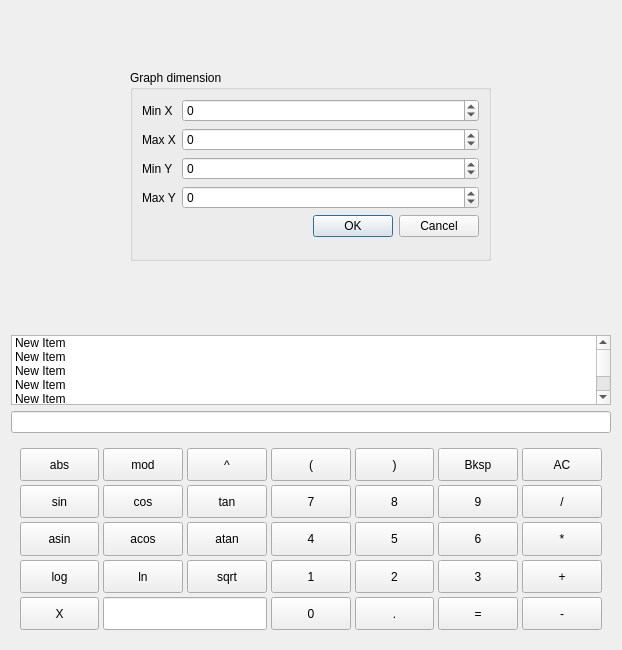
The window that src/Calc_2_0/qtgraphcalcview.ui (sg41/SmartCalc) describes before a commit, drawn with Qt 5.
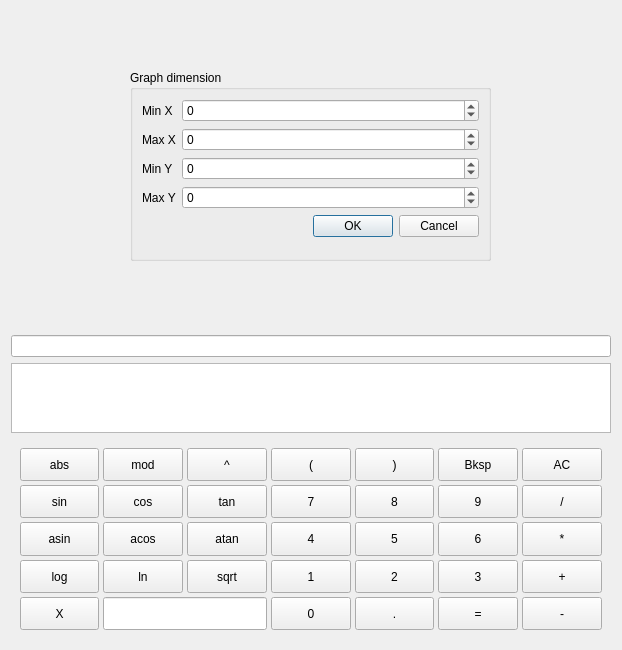
The same window after the commit. Custom widgets are drawn as their Qt base class.

The edit to the form file:
```diff
--- a/src/Calc_2_0/qtgraphcalcview.ui
+++ b/src/Calc_2_0/qtgraphcalcview.ui
@@ -150,55 +150,6 @@
      </layout>
     </widget>
    </item>
-   <item>
-    <widget class="QListWidget" name="listWidget">
-     <item>
-      <property name="text">
-       <string>New Item</string>
-      </property>
-     </item>
-     <item>
-      <property name="text">
-       <string>New Item</string>
-      </property>
-     </item>
-     <item>
-      <property name="text">
-       <string>New Item</string>
-      </property>
-     </item>
-     <item>
-      <property name="text">
-       <string>New Item</string>
-      </property>
-     </item>
-     <item>
-      <property name="text">
-       <string>New Item</string>
-      </property>
-     </item>
-     <item>
-      <property name="text">
-       <string>New Item</string>
-      </property>
-     </item>
-     <item>
-      <property name="text">
-       <string>New Item</string>
-      </property>
-     </item>
-     <item>
-      <property name="text">
-       <string>New Item</string>
-      </property>
-     </item>
-     <item>
-      <property name="text">
-       <string>New Item</string>
-      </property>
-     </item>
-    </widget>
-   </item>
    <item>
     <widget class="QLineEdit" name="InputStr">
      <property name="alignment">
@@ -206,6 +157,13 @@
      </property>
     </widget>
    </item>
+   <item>
+    <widget class="QListWidget" name="listWidget">
+     <property name="focusPolicy">
+      <enum>Qt::NoFocus</enum>
+     </property>
+    </widget>
+   </item>
    <item>
     <widget class="QWidget" name="Keyboard" native="true">
      <property name="sizePolicy">
```
Left out of the diff: 28 changed lines with no effect on the pictures.
